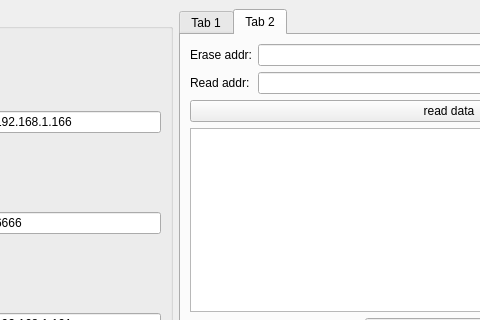
This is mainwindow.ui in kdurant/update_app as Qt 5 draws it before an edit; both pictures show x 106 to 586 and y 0 to 320 of the 834 by 656 pixel window. The edited form follows.
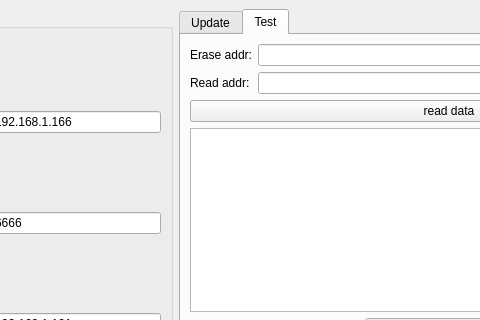
This is the edited form. The open tabs and pages were chosen to show the change.

Diff of the .ui file:
```diff
--- a/mainwindow.ui
+++ b/mainwindow.ui
@@ -116,7 +116,7 @@
       </property>
       <widget class="QWidget" name="tab">
        <attribute name="title">
-        <string>Tab 1</string>
+        <string>Update</string>
        </attribute>
        <layout class="QGridLayout" name="gridLayout_2">
         <item row="0" column="0">
@@ -167,7 +167,7 @@
       </widget>
       <widget class="QWidget" name="test">
        <attribute name="title">
-        <string>Tab 2</string>
+        <string>Test</string>
        </attribute>
        <layout class="QVBoxLayout" name="verticalLayout">
         <item>
```
Left out of the diff: 2 changed lines with no effect on the pictures.
